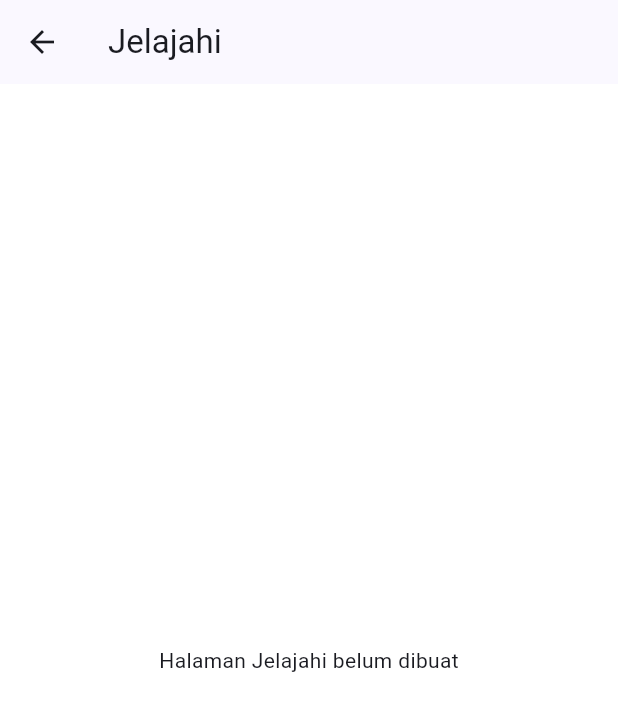
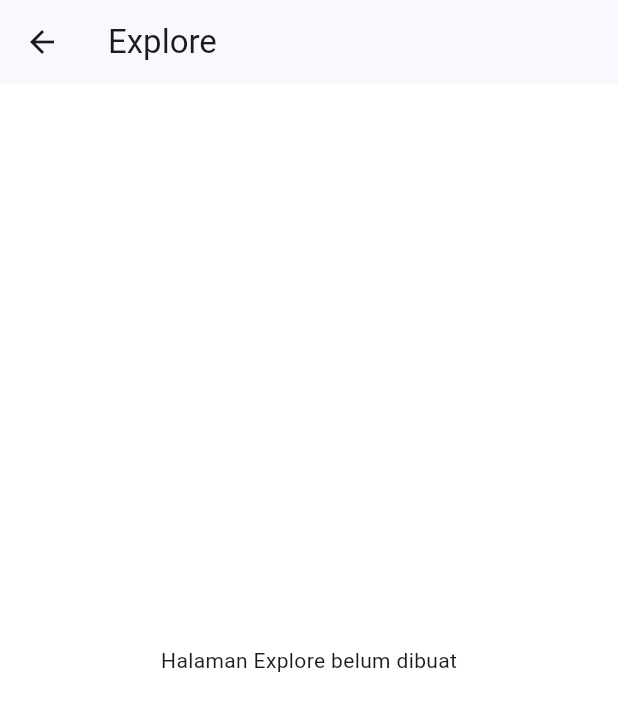
Before and after one commit to miinzz/tripsyyy, a Flutter app: the PlaceholderPage screen opened by its route, on a phone screen of 412 x 824 dp. Shown: the top 711 px of the screen. Run offline on Flutter 3.47's test engine with Material 3 defaults, Android fonts, the phone set to English and light mode, and no system bars.

Commit message:
Mengganti judul Jelajahi menjadi Explore

```diff
--- a/apps/lib/main.dart
+++ b/apps/lib/main.dart
@@ -29,7 +29,7 @@ class TripsyApp extends StatelessWidget {
 Route<dynamic> _onGenerateRoute(RouteSettings settings) {
   switch (settings.name) {
     case '/explore':
-      return _page(settings, const PlaceholderPage(title: 'Jelajahi'));
+      return _page(settings, const PlaceholderPage(title: 'Explore'));
     case '/itinerary':
       return _page(settings, const PlaceholderPage(title: 'Itinerary'));
     case '/auth':
```
